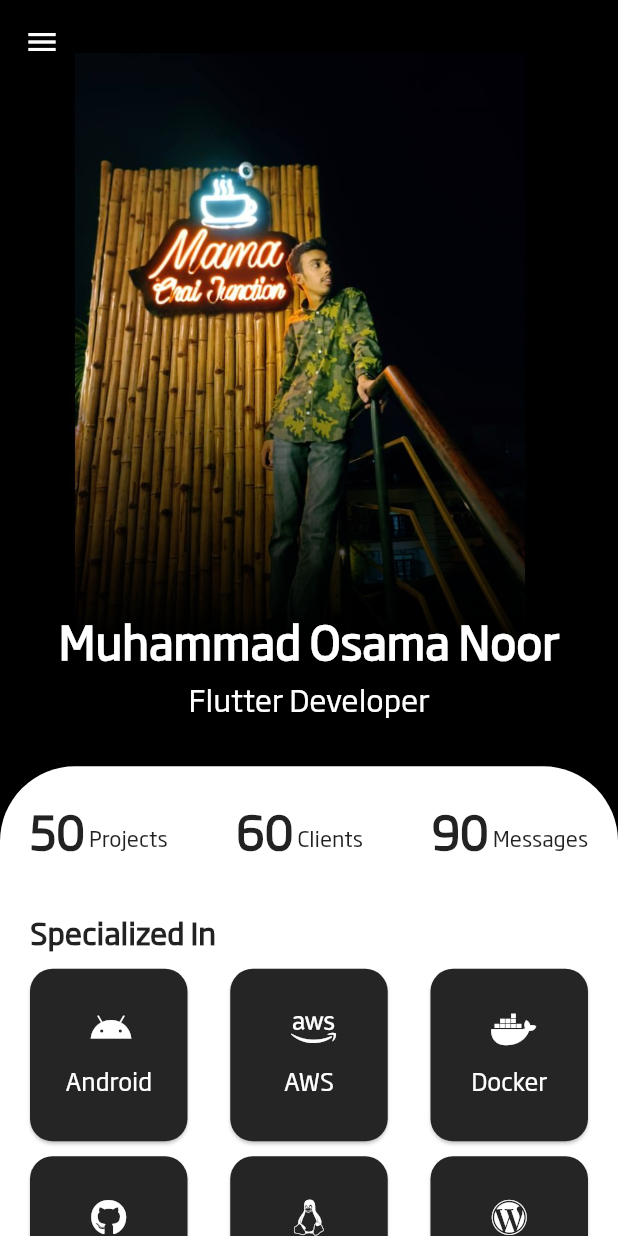
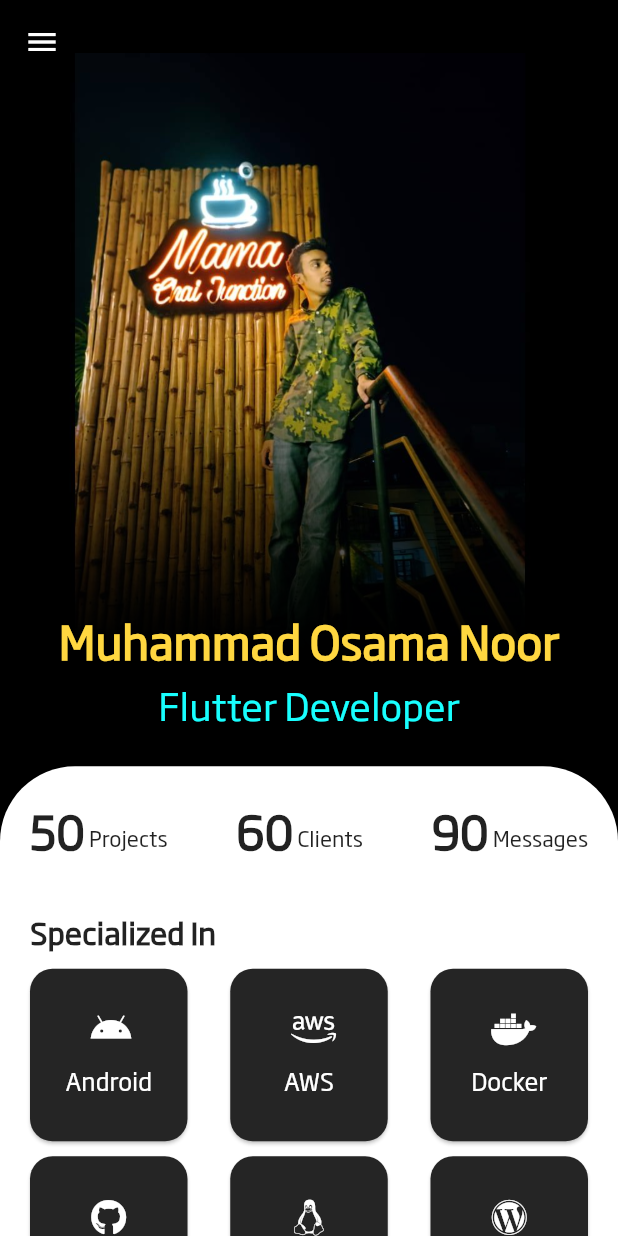
Before and after one commit to osamanoor17/Flutter-folio, a Flutter app: the screen it shows after launch, on a phone screen of 412 x 824 dp. Run offline on Flutter 3.47's test engine with Material 2 defaults, Android fonts, the phone set to English and light mode, and no system bars; drawn by our look-alikes of sliding_sheet; our stand-ins replace font_awesome_flutter.

Commit message:
Update home.dart

```diff
--- a/lib/home.dart
+++ b/lib/home.dart
@@ -144,7 +144,7 @@
                       Text('Muhammad Osama Noor',
                           style: TextStyle(
                               fontFamily: "Soho",
-                              color: Colors.white,
+                              color: Colors.amberAccent,
                               fontSize: 30,
                               fontWeight: FontWeight.bold)),
                       SizedBox(
@@ -153,9 +153,9 @@
                       Text(
                         'Flutter Developer',
                         style: TextStyle(
-                            color: Colors.white,
+                            color: Colors.cyanAccent,
                             fontFamily: "Soho",
-                            fontSize: 20),
+                            fontSize: 25),
                       ),
                     ],
                   ),
```
Lines whose indentation alone changed are shown as unchanged.
